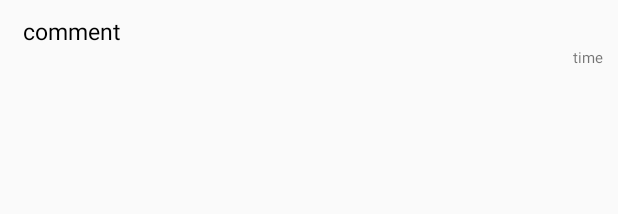
After one commit to Doye-Kim/meetrip, an Android app: the layout comment_list_item.xml on its own in the app's theme, with its tools: preview values and no code run, on a phone screen of 412 x 824 dp. The commit adds this screen. Shown: the top 214 px of the screen. Run offline under Robolectric (Android 15) with nearby library versions, the phone set to English and light mode, and no system bars.

Commit message:
add comment

```diff
--- /dev/null
+++ b/app/src/main/java/com/example/meetrip2/comment/CommentModel.kt
@@ -0,0 +1,6 @@
+package com.example.meetrip2.comment
+
+data class CommentModel (
+    val comment: String = "",
+    val time: String = ""
+)
--- a/app/src/main/java/com/example/meetrip2/utils/FBRef.kt
+++ b/app/src/main/java/com/example/meetrip2/utils/FBRef.kt
@@ -14,6 +14,7 @@ class FBRef {
         val boardRef = database.getReference("board")
 
         val recommendRef = database.getReference("rec_contents")
+        val commentRef = database.getReference("comment")
 
     }
 }
--- /dev/null
+++ b/app/src/main/res/layout/comment_list_item.xml
@@ -0,0 +1,28 @@
+<?xml version="1.0" encoding="utf-8"?>
+<LinearLayout
+    xmlns:android="http://schemas.android.com/apk/res/android"
+    android:layout_width="match_parent"
+    android:orientation="vertical"
+    android:layout_height="wrap_content">
+    <TextView
+        android:id="@+id/commentArea"
+        android:text="comment"
+        android:textSize="15sp"
+        android:layout_marginLeft="15dp"
+        android:layout_marginTop="10dp"
+        android:layout_marginRight="15dp"
+        android:textColor="@color/black"
+        android:layout_width="wrap_content"
+        android:layout_height="wrap_content"/>
+    <TextView
+        android:id="@+id/timeArea"
+        android:text="time"
+        android:textSize="10sp"
+        android:layout_gravity="end"
+        android:layout_marginLeft="20dp"
+        android:layout_marginRight="10dp"
+        android:layout_width="wrap_content"
+        android:layout_height="15dp"/>
+
+
+</LinearLayout>
```
Also changed, not shown: app/src/main/java/com/example/meetrip2/board/BoardInsideActivity.kt (+53 -9 lines), app/src/main/java/com/example/meetrip2/comment/CommentLVAdapter.kt (added, +36 -0 lines), app/src/main/res/layout/activity_board_inside.xml (+42 -7 lines).
